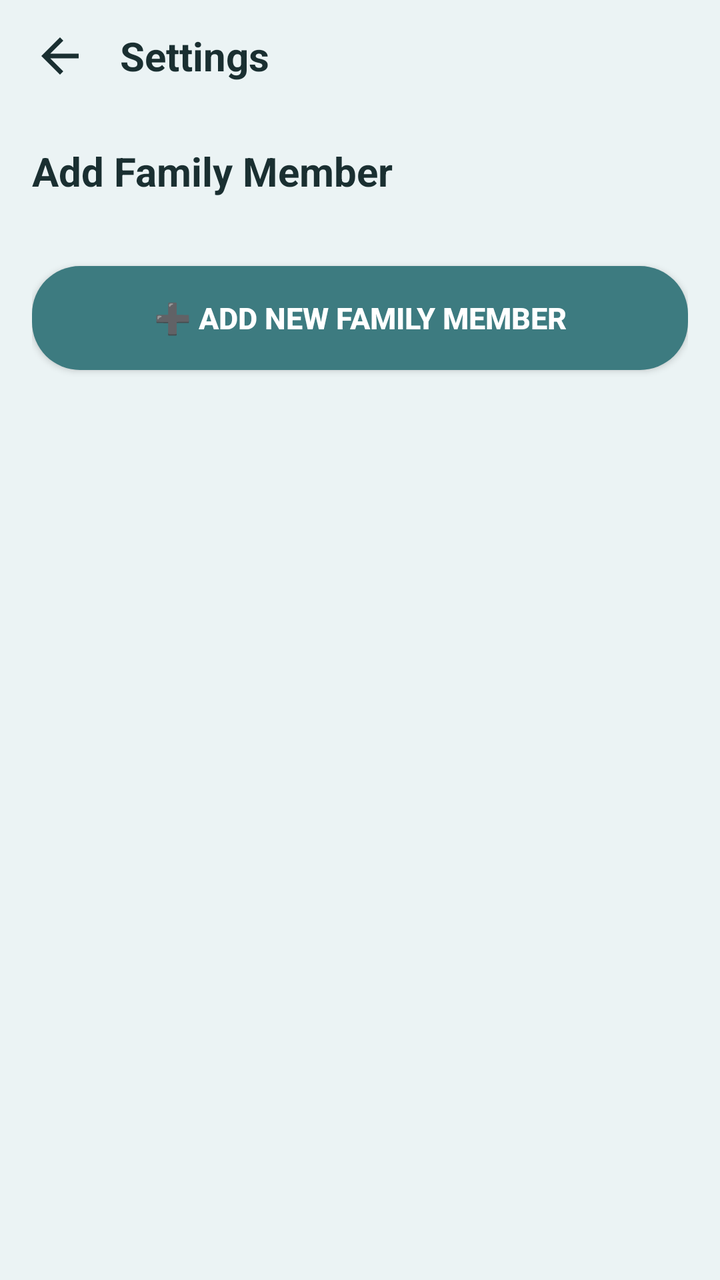
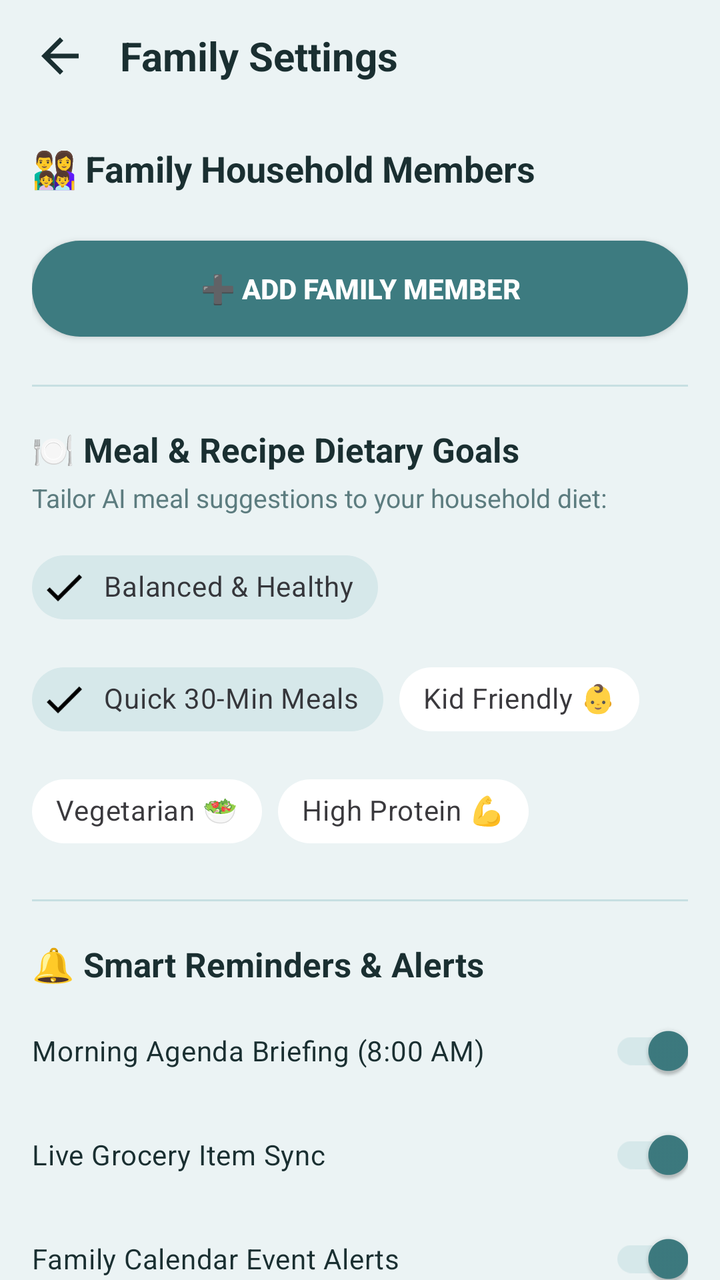

Compare the two renders of this Android layout. The source of the first and the diff that turns it into the second are given below.
<!-- AndroidManifest.xml: application theme Theme.FamilyAIPlanner -->
<!-- res/layout/fragment_settings.xml -->
<?xml version="1.0" encoding="utf-8"?>
<androidx.constraintlayout.widget.ConstraintLayout 
    xmlns:android="http://schemas.android.com/apk/res/android"
    xmlns:app="http://schemas.android.com/apk/res-auto"
    android:layout_width="match_parent"
    android:layout_height="match_parent"
    android:background="@color/bgMint">

    
    <LinearLayout
        android:id="@+id/settingsTopBar"
        android:layout_width="0dp"
        android:layout_height="56dp"
        android:gravity="center_vertical"
        android:orientation="horizontal"
        android:paddingStart="16dp"
        android:paddingEnd="16dp"
        app:layout_constraintEnd_toEndOf="parent"
        app:layout_constraintStart_toStartOf="parent"
        app:layout_constraintTop_toTopOf="parent">

        <ImageView
            android:id="@+id/btnSettingsBack"
            android:layout_width="28dp"
            android:layout_height="28dp"
            android:contentDescription="Back"
            android:src="@drawable/ic_back" />

        <TextView
            android:layout_width="0dp"
            android:layout_height="wrap_content"
            android:layout_marginStart="16dp"
            android:layout_weight="1"
            android:text="@string/title_settings"
            android:textColor="@color/textPrimary"
            android:textSize="20sp"
            android:textStyle="bold" />
    </LinearLayout>

    <androidx.core.widget.NestedScrollView
        android:layout_width="0dp"
        android:layout_height="0dp"
        android:fillViewport="true"
        app:layout_constraintBottom_toBottomOf="parent"
        app:layout_constraintEnd_toEndOf="parent"
        app:layout_constraintStart_toStartOf="parent"
        app:layout_constraintTop_toBottomOf="@id/settingsTopBar">

        <LinearLayout
            android:layout_width="match_parent"
            android:layout_height="wrap_content"
            android:orientation="vertical"
            android:padding="16dp">

            
            <TextView
                android:layout_width="wrap_content"
                android:layout_height="wrap_content"
                android:layout_marginBottom="14dp"
                android:text="Add Family Member"
                android:textColor="@color/textPrimary"
                android:textSize="20sp"
                android:textStyle="bold" />

            
            <androidx.recyclerview.widget.RecyclerView
                android:id="@+id/membersRecyclerView"
                android:layout_width="match_parent"
                android:layout_height="wrap_content"
                android:nestedScrollingEnabled="false" />

            
            <Button
                android:id="@+id/btnAddMember"
                android:layout_width="match_parent"
                android:layout_height="52dp"
                android:layout_marginTop="20dp"
                android:background="@drawable/btn_teal_rounded"
                android:text="➕ Add New Family Member"
                android:textColor="@color/textWhite"
                android:textSize="15sp"
                android:textStyle="bold"
                app:backgroundTint="@null" />

        </LinearLayout>
    </androidx.core.widget.NestedScrollView>

</androidx.constraintlayout.widget.ConstraintLayout>
<!-- resources referenced by this layout -->
<resources>
  <color name="bgMint">#EBF3F4</color>
  <color name="textPrimary">#1A2F31</color>
  <color name="textWhite">#FFFFFF</color>
  <!-- drawable btn_teal_rounded (drawable) -->
  <?xml version="1.0" encoding="utf-8"?>
  <shape xmlns:android="http://schemas.android.com/apk/res/android"
      android:shape="rectangle">
      <corners android:radius="24dp" />
      <solid android:color="@color/primaryTeal" />
  </shape>
  <!-- drawable ic_back (drawable) -->
  <vector xmlns:android="http://schemas.android.com/apk/res/android"
      android:width="24dp"
      android:height="24dp"
      android:viewportWidth="24"
      android:viewportHeight="24">
      <path
          android:fillColor="#1A2F31"
          android:pathData="M20,11H7.83l5.59,-5.59L12,4l-8,8 8,8 1.41,-1.41L7.83,13H20v-2z" />
  </vector>
  <string name="title_settings">Settings</string>
  <style name="Theme.FamilyAIPlanner" parent="Theme.Material3.Light.NoActionBar">
          <item name="colorPrimary">@color/primaryTeal</item>
          <item name="colorPrimaryContainer">@color/tileTealLight</item>
          <item name="colorSecondary">@color/colorSecondary</item>
          <item name="android:statusBarColor">@color/primaryTeal</item>
          <item name="android:navigationBarColor">@color/surfaceWhite</item>
          <item name="android:windowBackground">@color/bgMint</item>
      </style>
  <color name="primaryTeal">#3D7B80</color>
  <color name="tileTealLight">#D6E8EA</color>
  <color name="colorSecondary">#4A8B90</color>
  <color name="surfaceWhite">#FFFFFF</color>
</resources>

<!-- the commit's change to res/layout/fragment_settings.xml (unified diff, before → after) -->
@@ -31,7 +31,7 @@
             android:layout_height="wrap_content"
             android:layout_marginStart="16dp"
             android:layout_weight="1"
-            android:text="@string/title_settings"
+            android:text="Family Settings"
             android:textColor="@color/textPrimary"
             android:textSize="20sp"
             android:textStyle="bold" />
@@ -56,32 +56,225 @@
             <TextView
                 android:layout_width="wrap_content"
                 android:layout_height="wrap_content"
-                android:layout_marginBottom="14dp"
-                android:text="Add Family Member"
-                android:textColor="@color/textPrimary"
-                android:textSize="20sp"
-                android:textStyle="bold" />
-
-            
+                android:layout_marginBottom="12dp"
+                android:text="👨‍👩‍👧‍👦 Family Household Members"
+                android:textColor="@color/textPrimary"
+                android:textSize="18sp"
+                android:textStyle="bold" />
+
             <androidx.recyclerview.widget.RecyclerView
                 android:id="@+id/membersRecyclerView"
                 android:layout_width="match_parent"
                 android:layout_height="wrap_content"
                 android:nestedScrollingEnabled="false" />
 
-            
             <Button
                 android:id="@+id/btnAddMember"
                 android:layout_width="match_parent"
-                android:layout_height="52dp"
-                android:layout_marginTop="20dp"
+                android:layout_height="48dp"
+                android:layout_marginTop="12dp"
                 android:background="@drawable/btn_teal_rounded"
-                android:text="➕ Add New Family Member"
+                android:text="➕ Add Family Member"
                 android:textColor="@color/textWhite"
-                android:textSize="15sp"
+                android:textSize="14sp"
                 android:textStyle="bold"
                 app:backgroundTint="@null" />
 
+            
+            <View
+                android:layout_width="match_parent"
+                android:layout_height="1dp"
+                android:layout_marginTop="24dp"
+                android:layout_marginBottom="20dp"
+                android:background="@color/borderSoft" />
+
+            
+            <TextView
+                android:layout_width="wrap_content"
+                android:layout_height="wrap_content"
+                android:text="🍽️ Meal &amp; Recipe Dietary Goals"
+                android:textColor="@color/textPrimary"
+                android:textSize="17sp"
+                android:textStyle="bold" />
+
+            <TextView
+                android:layout_width="wrap_content"
+                android:layout_height="wrap_content"
+                android:layout_marginTop="4dp"
+                android:layout_marginBottom="12dp"
+                android:text="Tailor AI meal suggestions to your household diet:"
+                android:textColor="@color/textSecondary"
+                android:textSize="13sp" />
+
+            <com.google.android.material.chip.ChipGroup
+                android:id="@+id/chipGroupDiet"
+                android:layout_width="match_parent"
+                android:layout_height="wrap_content"
+                app:chipSpacingHorizontal="8dp">
+
+                <com.google.android.material.chip.Chip
+                    android:id="@+id/chipBalanced"
+                    style="@style/Widget.MaterialComponents.Chip.Filter"
+                    android:layout_width="wrap_content"
+                    android:layout_height="wrap_content"
+                    android:checked="true"
+                    android:text="Balanced &amp; Healthy"
+                    app:chipBackgroundColor="@color/tileTealLight"
+                    app:chipStrokeColor="@color/primaryTeal" />
+
+                <com.google.android.material.chip.Chip
+                    android:id="@+id/chipQuick"
+                    style="@style/Widget.MaterialComponents.Chip.Filter"
+                    android:layout_width="wrap_content"
+                    android:layout_height="wrap_content"
+                    android:checked="true"
+                    android:text="Quick 30-Min Meals"
+                    app:chipBackgroundColor="@color/tileTealLight"
+                    app:chipStrokeColor="@color/primaryTeal" />
+
+                <com.google.android.material.chip.Chip
+                    android:id="@+id/chipKidFriendly"
+                    style="@style/Widget.MaterialComponents.Chip.Filter"
+                    android:layout_width="wrap_content"
+                    android:layout_height="wrap_content"
+                    android:text="Kid Friendly 👶"
+                    app:chipBackgroundColor="@color/surfaceWhite"
+                    app:chipStrokeColor="@color/borderSoft" />
+
+                <com.google.android.material.chip.Chip
+                    android:id="@+id/chipVegetarian"
+                    style="@style/Widget.MaterialComponents.Chip.Filter"
+                    android:layout_width="wrap_content"
+                    android:layout_height="wrap_content"
+                    android:text="Vegetarian 🥗"
+                    app:chipBackgroundColor="@color/surfaceWhite"
+                    app:chipStrokeColor="@color/borderSoft" />
+
+                <com.google.android.material.chip.Chip
+                    android:id="@+id/chipHighProtein"
+                    style="@style/Widget.MaterialComponents.Chip.Filter"
+                    android:layout_width="wrap_content"
+                    android:layout_height="wrap_content"
+                    android:text="High Protein 💪"
+                    app:chipBackgroundColor="@color/surfaceWhite"
+                    app:chipStrokeColor="@color/borderSoft" />
+
+            </com.google.android.material.chip.ChipGroup>
+
+            
+            <View
+                android:layout_width="match_parent"
+                android:layout_height="1dp"
+                android:layout_marginTop="20dp"
+                android:layout_marginBottom="20dp"
+                android:background="@color/borderSoft" />
+
+            
+            <TextView
+                android:layout_width="wrap_content"
+                android:layout_height="wrap_content"
+                android:text="🔔 Smart Reminders &amp; Alerts"
+                android:textColor="@color/textPrimary"
+                android:textSize="17sp"
+                android:textStyle="bold" />
+
+            <com.google.android.material.switchmaterial.SwitchMaterial
+                android:id="@+id/switchMorningBriefing"
+                android:layout_width="match_parent"
+                android:layout_height="wrap_content"
+                android:layout_marginTop="8dp"
+                android:checked="true"
+                android:text="Morning Agenda Briefing (8:00 AM)"
+                android:textColor="@color/textPrimary"
+                android:textSize="14sp"
+                app:thumbTint="@color/primaryTeal"
+                app:trackTint="@color/tileTealLight" />
+
+            <com.google.android.material.switchmaterial.SwitchMaterial
+                android:id="@+id/switchGroceryAlerts"
+                android:layout_width="match_parent"
+                android:layout_height="wrap_content"
+                android:layout_marginTop="4dp"
+                android:checked="true"
+                android:text="Live Grocery Item Sync"
+                android:textColor="@color/textPrimary"
+                android:textSize="14sp"
+                app:thumbTint="@color/primaryTeal"
+                app:trackTint="@color/tileTealLight" />
+
+            <com.google.android.material.switchmaterial.SwitchMaterial
+                android:id="@+id/switchAppointmentReminders"
+                android:layout_width="match_parent"
+                android:layout_height="wrap_content"
+                android:layout_marginTop="4dp"
+                android:checked="true"
+                android:text="Family Calendar Event Alerts"
+                android:textColor="@color/textPrimary"
+                android:textSize="14sp"
+                app:thumbTint="@color/primaryTeal"
+                app:trackTint="@color/tileTealLight" />
+
+            
+            <View
+                android:layout_width="match_parent"
+                android:layout_height="1dp"
+                android:layout_marginTop="20dp"
+                android:layout_marginBottom="20dp"
+                android:background="@color/borderSoft" />
+
+            
+            <TextView
+                android:layout_width="wrap_content"
+                android:layout_height="wrap_content"
+                android:text="🤖 Custom Gemini AI API Key (Optional)"
+                android:textColor="@color/textPrimary"
+                android:textSize="17sp"
+                android:textStyle="bold" />
+
+            <TextView
+                android:layout_width="wrap_content"
+                android:layout_height="wrap_content"
+                android:layout_marginTop="4dp"
+                android:layout_marginBottom="10dp"
+                android:text="Enter a Google AI Studio API key for unlimited AI conversational features:"
+                android:textColor="@color/textSecondary"
+                android:textSize="13sp" />
+
+            <LinearLayout
+                android:layout_width="match_parent"
+                android:layout_height="wrap_content"
+                android:orientation="horizontal">
+
+                <EditText
+                    android:id="@+id/inputGeminiApiKey"
+                    android:layout_width="0dp"
+                    android:layout_height="46dp"
+                    android:layout_weight="1"
+                    android:background="@drawable/item_card_bg"
+                    android:hint="AIzaSy..."
+                    android:inputType="textPassword"
+                    android:paddingStart="12dp"
+                    android:paddingEnd="12dp"
+                    android:textColor="@color/textPrimary"
+                    android:textColorHint="@color/textMuted"
+                    android:textSize="13sp" />
+
+                <Button
+                    android:id="@+id/btnSaveApiKey"
+                    android:layout_width="wrap_content"
+                    android:layout_height="46dp"
+                    android:layout_marginStart="8dp"
+                    android:background="@drawable/btn_teal_rounded"
+                    android:text="Save"
+                    android:textColor="@color/textWhite"
+                    android:textSize="13sp"
+                    app:backgroundTint="@null" />
+            </LinearLayout>
+
+            <View
+                android:layout_width="match_parent"
+                android:layout_height="32dp" />
+
         </LinearLayout>
     </androidx.core.widget.NestedScrollView>
 
<!-- resource entries referenced after the edit -->
@@ -1,8 +1,14 @@
 <!-- resources referenced by this layout -->
 <resources>
   <color name="bgMint">#EBF3F4</color>
+  <color name="borderSoft">#C7DFE2</color>
+  <color name="primaryTeal">#3D7B80</color>
+  <color name="surfaceWhite">#FFFFFF</color>
+  <color name="textMuted">#88A7AA</color>
   <color name="textPrimary">#1A2F31</color>
+  <color name="textSecondary">#5C7C7F</color>
   <color name="textWhite">#FFFFFF</color>
+  <color name="tileTealLight">#D6E8EA</color>
   <!-- drawable btn_teal_rounded (drawable) -->
   <?xml version="1.0" encoding="utf-8"?>
   <shape xmlns:android="http://schemas.android.com/apk/res/android"
@@ -20,7 +26,16 @@
           android:fillColor="#1A2F31"
           android:pathData="M20,11H7.83l5.59,-5.59L12,4l-8,8 8,8 1.41,-1.41L7.83,13H20v-2z" />
   </vector>
-  <string name="title_settings">Settings</string>
+  <!-- drawable item_card_bg (drawable) -->
+  <?xml version="1.0" encoding="utf-8"?>
+  <shape xmlns:android="http://schemas.android.com/apk/res/android"
+      android:shape="rectangle">
+      <corners android:radius="12dp" />
+      <solid android:color="@color/surfaceWhite" />
+      <stroke
+          android:width="1dp"
+          android:color="@color/borderSoft" />
+  </shape>
   <style name="Theme.FamilyAIPlanner" parent="Theme.Material3.Light.NoActionBar">
           <item name="colorPrimary">@color/primaryTeal</item>
           <item name="colorPrimaryContainer">@color/tileTealLight</item>
@@ -29,9 +44,6 @@
           <item name="android:navigationBarColor">@color/surfaceWhite</item>
           <item name="android:windowBackground">@color/bgMint</item>
       </style>
-  <color name="primaryTeal">#3D7B80</color>
-  <color name="tileTealLight">#D6E8EA</color>
   <color name="colorSecondary">#4A8B90</color>
-  <color name="surfaceWhite">#FFFFFF</color>
 </resources>
 
